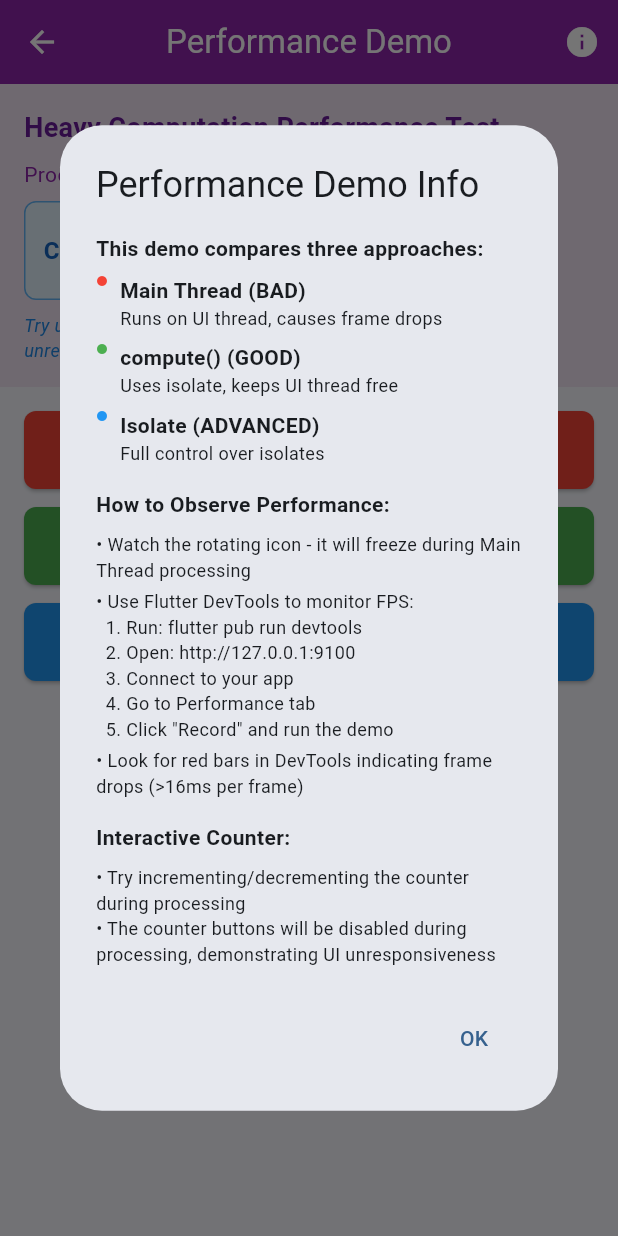
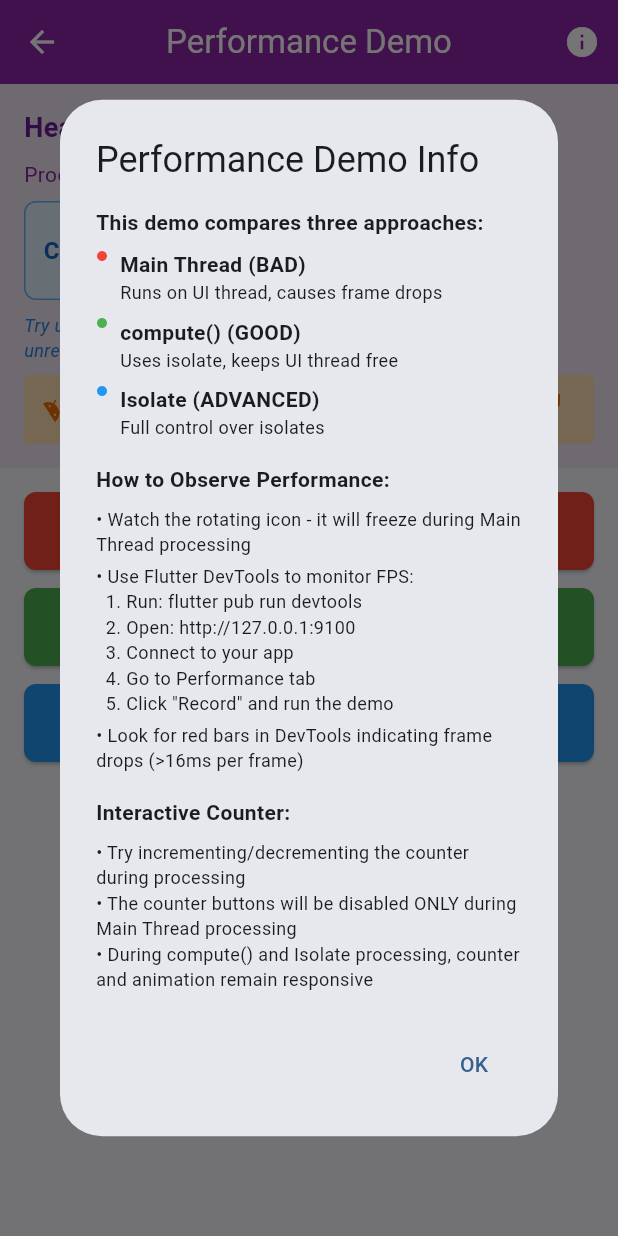
Before and after one commit to masrurimz/luar_sekolah_lms, a Flutter app: the PerformanceDemoPage screen opened by its route, after a tap on the "info" icon, on a phone screen of 412 x 824 dp. Run offline on Flutter 3.47's test engine with Material 3 defaults, Android fonts, the phone set to English and light mode, and no system bars; our stand-ins replace cloud_firestore, dio, firebase_auth, firebase_core, firebase_messaging, flutter_local_notifications and 3 more; accounts and stored records are empty; generated files the repository leaves out were written again.

Commit message:
fix: ensure animation runs continuously and fix parameter usage in background processing
- Fixed animation controller to use proper turns property (0-1 instead of 0-360)
- Increased animation speed for better visibility
- Fixed _processDataInBackground to use count parameter instead of hardcoded iterations
- Fixed _processDataInIsolate to accept count parameter via args list
- Made animation always visible to continuously demonstrate UI responsiveness
- Updated messaging to clarify expected behavior
- Improved resource management by closing receivePort immediately
- Made timing measurements consistent across all processing methods

```diff
--- a/lib/week11/presentation/pages/performance_demo_page.dart
+++ b/lib/week11/presentation/pages/performance_demo_page.dart
@@ -28,12 +28,12 @@ class _PerformanceDemoPageState extends State<PerformanceDemoPage>
   void initState() {
     super.initState();
     _animationController = AnimationController(
-      duration: const Duration(seconds: 2),
+      duration: const Duration(milliseconds: 1000), // Faster animation for better visibility
       vsync: this,
     )..repeat();
     _animation = Tween<double>(
       begin: 0,
-      end: 360,
+      end: 1, // Changed from 360 to 1 for turns property
     ).animate(_animationController);
   }
 
@@ -141,8 +141,7 @@ class _PerformanceDemoPageState extends State<PerformanceDemoPage>
                     ),
                   ),
                 ],
-                // Add animation indicator
-                if (isProcessing) ...[
+                // Always show animation indicator to demonstrate UI responsiveness
                 SizedBox(height: 8),
                 Container(
                   padding: EdgeInsets.symmetric(horizontal: 12, vertical: 6),
@@ -163,7 +162,7 @@ class _PerformanceDemoPageState extends State<PerformanceDemoPage>
                       SizedBox(width: 8),
                       Expanded(
                         child: Text(
-                            'UI Animation: Watch for freezing during Main Thread processing',
+                          'UI Animation: Should always run smoothly (except during Main Thread processing)',
                           style: TextStyle(
                             fontSize: 12,
                             fontWeight: FontWeight.bold,
@@ -174,7 +173,6 @@ class _PerformanceDemoPageState extends State<PerformanceDemoPage>
                     ],
                   ),
                 ),
-                ],
               ],
             ),
           ),
@@ -231,7 +229,7 @@ class _PerformanceDemoPageState extends State<PerformanceDemoPage>
                         ),
                         SizedBox(height: 8),
                         Text(
-                          'Notice how the rotating icon freezes during processing',
+                          'Notice how the rotating icon freezes ONLY during Main Thread processing',
                           style: TextStyle(
                             fontSize: 11,
                             color: Colors.orange[700],
@@ -363,6 +361,7 @@ class _PerformanceDemoPageState extends State<PerformanceDemoPage>
     try {
       final results = await compute(_processDataInBackground, 100);
 
+      stopwatch.stop(); // Stop stopwatch before setState for consistency
       if (!context.mounted) return;
       setState(() {
         processedItems = results;
@@ -394,9 +393,10 @@ class _PerformanceDemoPageState extends State<PerformanceDemoPage>
 
     try {
       final receivePort = ReceivePort();
-      await Isolate.spawn(_processDataInIsolate, receivePort.sendPort);
+      await Isolate.spawn(_processDataInIsolate, [receivePort.sendPort, 100]);
 
       final results = await receivePort.first as List<String>;
+      receivePort.close(); // Close immediately after getting results
 
       stopwatch.stop();
       if (!context.mounted) return;
@@ -480,7 +480,11 @@ class _PerformanceDemoPageState extends State<PerformanceDemoPage>
               style: TextStyle(fontSize: 12),
             ),
             Text(
-              '• The counter buttons will be disabled during processing, demonstrating UI unresponsiveness',
+              '• The counter buttons will be disabled ONLY during Main Thread processing',
+              style: TextStyle(fontSize: 12),
+            ),
+            Text(
+              '• During compute() and Isolate processing, counter and animation remain responsive',
               style: TextStyle(fontSize: 12),
             ),
           ],
@@ -518,8 +522,8 @@ class _PerformanceDemoPageState extends State<PerformanceDemoPage>
 // Background processing function for compute()
 List<String> _processDataInBackground(int count) {
   List<String> results = [];
-  // Match the same count as main thread processing
-  for (int i = 1; i <= iterations; i++) {
+  // Process the specified count of items
+  for (int i = 1; i <= count; i++) {
     final result = cpuIntensiveTask(i);
     results.add(result);
   }
@@ -527,10 +531,13 @@ List<String> _processDataInBackground(int count) {
 }
 
 // Background processing function for isolate
-void _processDataInIsolate(SendPort sendPort) {
+void _processDataInIsolate(List<dynamic> args) {
+  SendPort sendPort = args[0];
+  int count = args[1];
+
   List<String> results = [];
-  // Match the same count as main thread processing
-  for (int i = 1; i <= iterations; i++) {
+  // Process the specified count of items
+  for (int i = 1; i <= count; i++) {
     final result = cpuIntensiveTask(i);
     results.add(result);
   }
```
Lines whose indentation alone changed are shown as unchanged.
